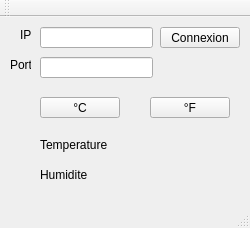
Old version of the form TP8 Client/TP8Client.ui in the repository Bruchet-Raphael/TP8-Client.
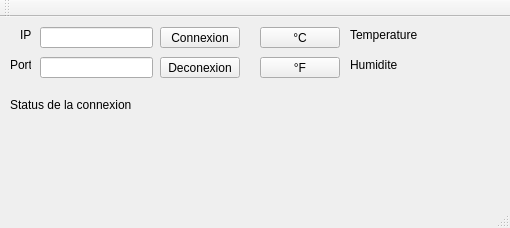
New version of the form.

Commit message: Connexion serveur

The edit to the form file:
```diff
--- a/TP8 Client/TP8Client.ui
+++ b/TP8 Client/TP8Client.ui
@@ -6,7 +6,7 @@
    <rect>
     <x>0</x>
     <y>0</y>
-    <width>250</width>
+    <width>510</width>
     <height>228</height>
    </rect>
   </property>
@@ -76,8 +76,8 @@
    <widget class="QPushButton" name="tempEnC">
     <property name="geometry">
      <rect>
-      <x>40</x>
-      <y>80</y>
+      <x>260</x>
+      <y>10</y>
       <width>80</width>
       <height>21</height>
      </rect>
@@ -89,8 +89,8 @@
    <widget class="QPushButton" name="tempEnF">
     <property name="geometry">
      <rect>
-      <x>150</x>
-      <y>80</y>
+      <x>260</x>
+      <y>40</y>
       <width>80</width>
       <height>21</height>
      </rect>
@@ -102,8 +102,8 @@
    <widget class="QLabel" name="label_3">
     <property name="geometry">
      <rect>
-      <x>40</x>
-      <y>120</y>
+      <x>350</x>
+      <y>10</y>
       <width>71</width>
       <height>16</height>
      </rect>
@@ -115,8 +115,8 @@
    <widget class="QLabel" name="tempOut">
     <property name="geometry">
      <rect>
-      <x>110</x>
-      <y>120</y>
+      <x>420</x>
+      <y>10</y>
       <width>71</width>
       <height>16</height>
      </rect>
@@ -128,8 +128,8 @@
    <widget class="QLabel" name="label_4">
     <property name="geometry">
      <rect>
-      <x>40</x>
-      <y>150</y>
+      <x>350</x>
+      <y>40</y>
       <width>71</width>
       <height>16</height>
      </rect>
@@ -141,8 +141,8 @@
    <widget class="QLabel" name="humOut">
     <property name="geometry">
      <rect>
-      <x>110</x>
-      <y>150</y>
+      <x>420</x>
+      <y>40</y>
       <width>71</width>
       <height>16</height>
      </rect>
@@ -151,6 +151,45 @@
      <string/>
     </property>
    </widget>
+   <widget class="QLabel" name="label_5">
+    <property name="geometry">
+     <rect>
+      <x>10</x>
+      <y>80</y>
+      <width>121</width>
+      <height>16</height>
+     </rect>
+    </property>
+    <property name="text">
+     <string>Status de la connexion :</string>
+    </property>
+   </widget>
+   <widget class="QLabel" name="connexionStat">
+    <property name="geometry">
+     <rect>
+      <x>130</x>
+      <y>80</y>
+      <width>47</width>
+      <height>13</height>
+     </rect>
+    </property>
+    <property name="text">
+     <string/>
+    </property>
+   </widget>
+   <widget class="QPushButton" name="disconnectButton">
+    <property name="geometry">
+     <rect>
+      <x>160</x>
+      <y>40</y>
+      <width>80</width>
+      <height>21</height>
+     </rect>
+    </property>
+    <property name="text">
+     <string>Deconexion</string>
+    </property>
+   </widget>
   </widget>
   <widget class="QMenuBar" name="menuBar">
    <property name="geometry">
```
Left out of the diff: 2 changed lines with no effect on the pictures. The commit also changes 4 other files.
